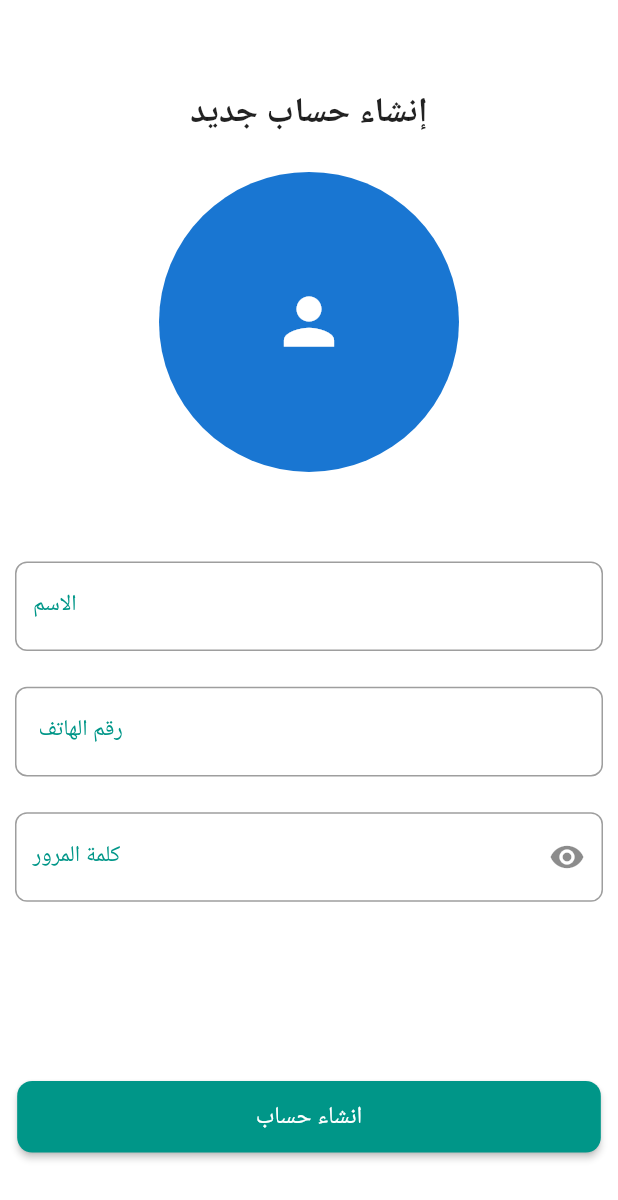
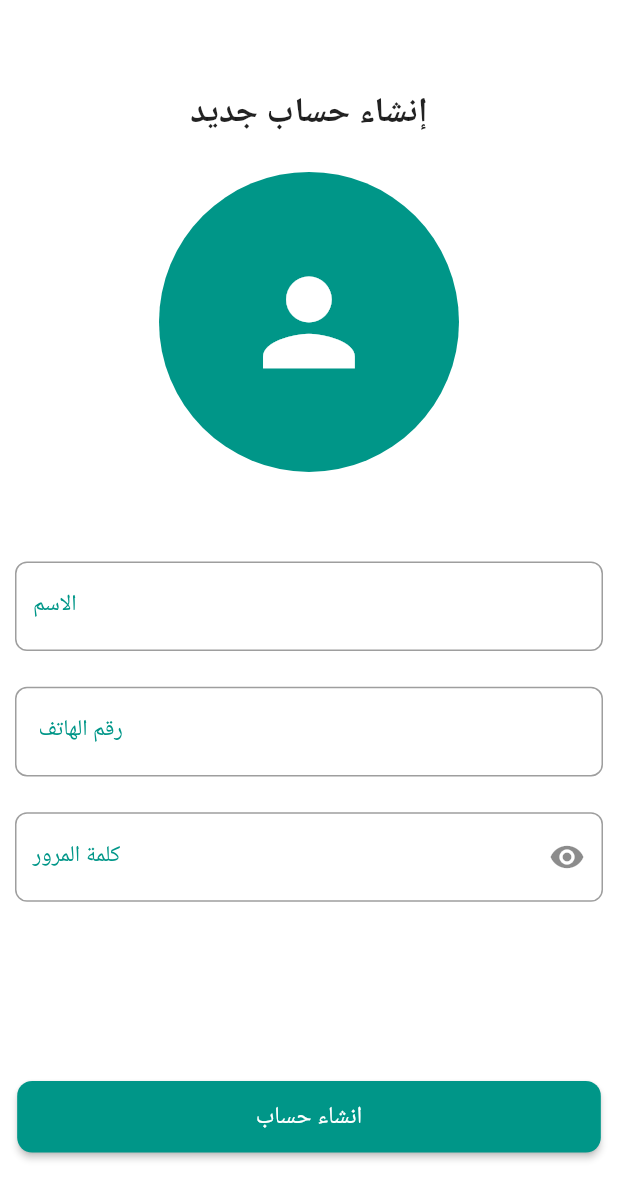
Before and after one commit to Osama-creator/sohba, a Flutter app: the screen it shows after launch, after a tap on the "person" icon, on a phone screen of 412 x 824 dp. Shown: the top 1200 px of the screen. Run offline on Flutter 3.47's test engine with Material 3 defaults, Android fonts, the phone set to English and light mode, and no system bars; our stand-ins replace cloud_firestore, firebase_auth, firebase_core, flutter_riverpod, flutter_screenutil, gap and 4 more; missing offline and left inert: cloudinary_public; accounts and stored records are empty; Roboto replaces fonts that are missing (Cairo).

Commit message:
profile Image done

```diff
--- a/lib/controller/auth_controller.dart
+++ b/lib/controller/auth_controller.dart
@@ -1,7 +1,6 @@
 import 'dart:io';
 import 'package:flutter/material.dart';
 import 'package:flutter_riverpod/flutter_riverpod.dart';
-import 'package:image_picker/image_picker.dart';
 import 'package:firebase_auth/firebase_auth.dart';
 import 'package:sohba/model/user_model.dart';
 import 'package:sohba/service/auth_service.dart';
@@ -17,16 +16,6 @@ class SignUpController extends StateNotifier<bool> {
   TextEditingController phoneC = TextEditingController();
   TextEditingController passwordC = TextEditingController();
   File? profileImage;
-
-  final ImagePicker _picker = ImagePicker();
-
-  Future<void> pickProfileImage() async {
-    final XFile? image = await _picker.pickImage(source: ImageSource.gallery);
-    if (image != null) {
-      profileImage = File(image.path);
-      state = state; // Trigger state update
-    }
-  }
 
   Future<String?> uploadProfileImage(File image) async {
     try {
@@ -80,14 +69,18 @@ class SignUpController extends StateNotifier<bool> {
     if (nameC.text.trim().isEmpty || phoneC.text.trim().isEmpty || passwordC.text.trim().isEmpty) {
       ScaffoldMessenger.of(context).showSnackBar(const SnackBar(content: Text('يرجى ملء جميع الحقول')));
       return false;
+    } else if (passwordC.text.trim().length < 6) {
+      ScaffoldMessenger.of(context).showSnackBar(const SnackBar(content: Text('كلمه السر ضعيفه')));
+      return false;
+      // } else if (phoneC.text[0] != '0' || phoneC.text[1] != '1' || phoneC.text.length != 11) {
+      //   ScaffoldMessenger.of(context).showSnackBar(const SnackBar(content: Text('رقم الهاتف غير صحيح')));
+      //   return false;
     }
     return true;
   }
 
   void _handleFirebaseAuthException(FirebaseAuthException e, BuildContext context) {
-    if (e.code == 'weak-password') {
-      ScaffoldMessenger.of(context).showSnackBar(const SnackBar(content: Text('كلمه السر ضعيفه')));
-    } else if (e.code == 'email-already-in-use') {
+    if (e.code == 'email-already-in-use') {
       ScaffoldMessenger.of(context).showSnackBar(const SnackBar(content: Text('هذا الحساب موجود بالفعل')));
     } else {
       ScaffoldMessenger.of(context).showSnackBar(SnackBar(content: Text('حدث خطأ : ${e.message}')));
--- a/lib/view/screens/auth/sign_up_page.dart
+++ b/lib/view/screens/auth/sign_up_page.dart
@@ -1,9 +1,11 @@
 import 'package:flutter/material.dart';
-import 'package:flutter/widgets.dart';
 import 'package:flutter_riverpod/flutter_riverpod.dart';
 import 'package:flutter_screenutil/flutter_screenutil.dart';
 import 'package:gap/gap.dart';
+
+import 'package:sohba/config/utils/colors.dart';
 import 'package:sohba/controller/auth_controller.dart';
+import 'package:sohba/view/widgets/profile_image.dart';
 import 'package:sohba/view/widgets/text_field.dart';
 
 class SignUpPage extends ConsumerWidget {
@@ -29,16 +31,11 @@ class SignUpPage extends ConsumerWidget {
             Gap(20.h),
             Column(
               children: [
-                InkWell(
-                  onTap: () async {
-                    await signUpController.pickProfileImage();
-                  },
-                  child: CircleAvatar(
-                    radius: 100,
-                    backgroundImage: profileImage != null ? FileImage(profileImage) : null,
-                    child: profileImage == null ? const Icon(Icons.person, size: 50) : null,
-                  ),
-                ),
+                ProfileImage(
+                    onChanged: (value) {
+                      signUpController.profileImage = value;
+                    },
+                    profileImage: profileImage),
                 Gap(50.h),
                 SizedBox(
                   height: 50.h,
@@ -78,7 +75,12 @@ class SignUpPage extends ConsumerWidget {
                         onPressed: () {
                           signUpController.signUp(context);
                         },
-                        child: isLoading ? const CircularProgressIndicator() : const Text('انشاء حساب')))
+                        child: isLoading
+                            ? const CircularProgressIndicator(
+                                color: AppColors.white,
+                                strokeWidth: 3,
+                              )
+                            : const Text('انشاء حساب')))
               ],
             ),
           ],
--- /dev/null
+++ b/lib/view/widgets/profile_image.dart
@@ -0,0 +1,51 @@
+import 'dart:io';
+
+import 'package:flutter/material.dart';
+import 'package:flutter_screenutil/flutter_screenutil.dart';
+import 'package:image_picker/image_picker.dart';
+import 'package:sohba/config/utils/colors.dart';
+
+// ignore: must_be_immutable
+class ProfileImage extends StatefulWidget {
+  ProfileImage({
+    super.key,
+    required this.onChanged,
+    required this.profileImage,
+  });
+  final ValueChanged<File?> onChanged;
+  File? profileImage;
+
+  @override
+  State<ProfileImage> createState() => _ProfileImageState();
+}
+
+class _ProfileImageState extends State<ProfileImage> {
+  @override
+  Widget build(BuildContext context) {
+    final ImagePicker picker = ImagePicker();
+
+    return InkWell(
+      onTap: () async {
+        final XFile? image = await picker.pickImage(source: ImageSource.gallery);
+        if (image != null) {
+          setState(() {
+            widget.profileImage = File(image.path);
+            widget.onChanged(widget.profileImage);
+          });
+        }
+      },
+      child: CircleAvatar(
+        radius: 100,
+        backgroundColor: AppColors.primary,
+        backgroundImage: widget.profileImage != null ? FileImage(widget.profileImage!) : null,
+        child: widget.profileImage == null
+            ? Icon(
+                Icons.person,
+                size: 80.sp,
+                color: AppColors.white,
+              )
+            : null,
+      ),
+    );
+  }
+}
```
